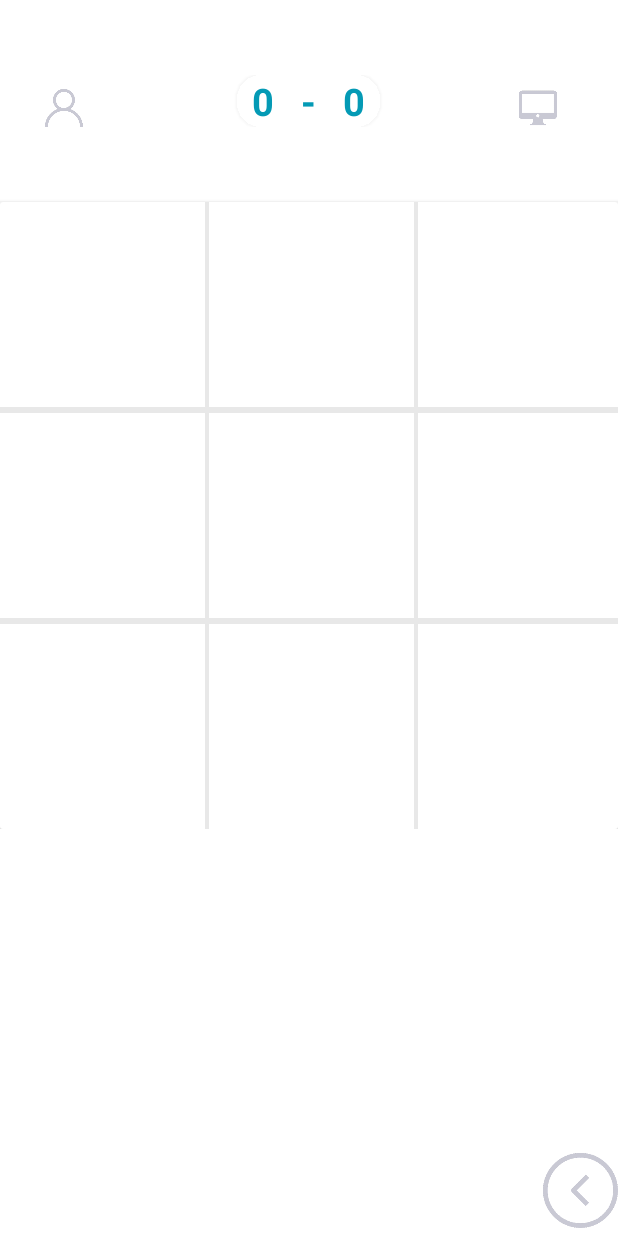
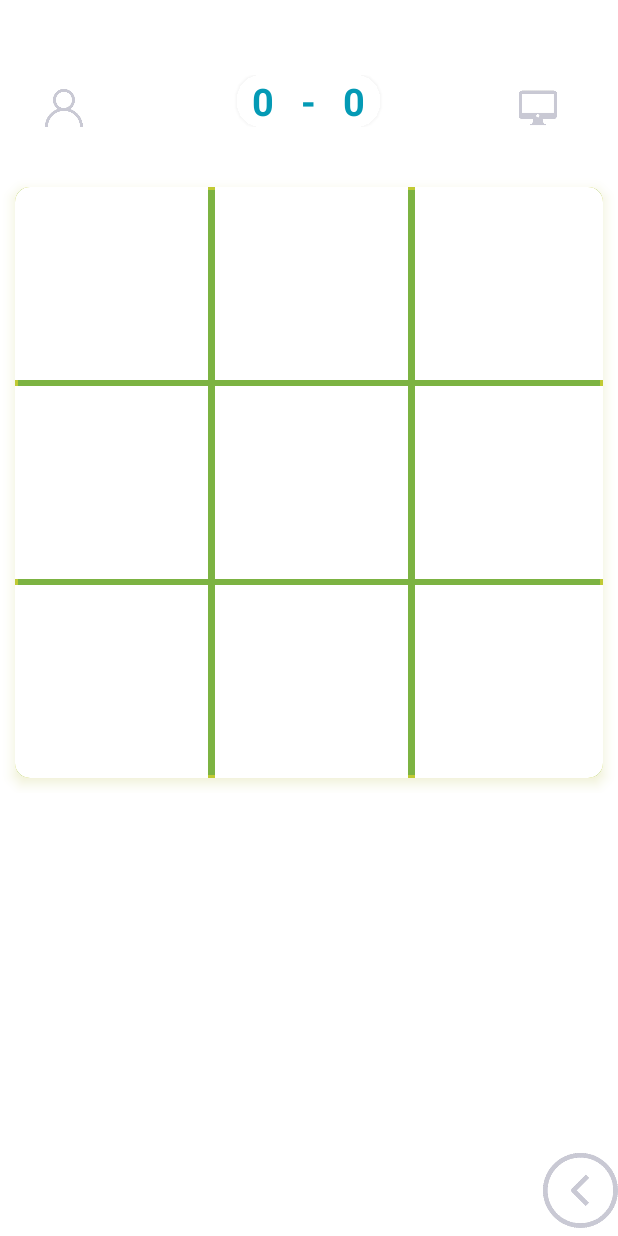
Before and after one commit to chflb/tictoctoe, an Android app: the MainActivity screen opened directly, with no data from a screen before it, on a phone screen of 412 x 824 dp. Run offline under Robolectric (Android 15) with nearby library versions, the phone set to English and light mode, and no system bars.

Commit message:
com.devsimplified.xo

```diff
--- a/app/build.gradle
+++ b/app/build.gradle
@@ -25,8 +25,8 @@ android {
         applicationId "com.devsimplified.xo"
         minSdk 21
         targetSdk 33
-        versionCode 4
-        versionName "3.1"
+        versionCode 1
+        versionName "1.1"
 
         testInstrumentationRunner "androidx.test.runner.AndroidJUnitRunner"
         signingConfig signingConfigs.debug
--- a/app/src/main/java/com/devsimplified/xo/GameAdapter.java
+++ b/app/src/main/java/com/devsimplified/xo/GameAdapter.java
@@ -4,7 +4,9 @@ import android.content.Context;
 import android.content.res.Configuration;
 import android.graphics.Canvas;
 import android.graphics.Color;
+import android.graphics.LinearGradient;
 import android.graphics.Paint;
+import android.graphics.Shader;
 import android.util.DisplayMetrics;
 import android.view.View;
 import android.view.ViewGroup;
@@ -78,12 +80,12 @@ public class GameAdapter extends BaseAdapter {
 
                 } else if (screenSize == Configuration.SCREENLAYOUT_SIZE_LARGE) {
                     // large screen size
-                    desiredSize = (int) (Math.min(screenWidth, screenHeight) / 3.4); // Adjust divisor for desired size
+                    desiredSize = (int) (Math.min(screenWidth, screenHeight) / 3); // Adjust divisor for desired size
                     imageView.setScaleX(0.5F);
                     imageView.setScaleY(0.5F);
                 } else {
                     // small or normal screen size
-                    desiredSize = (int) (Math.min(screenWidth, screenHeight) / 3.3); // Adjust divisor for desired size
+                    desiredSize = (int) (Math.min(screenWidth, screenHeight) / 3.46); // Adjust divisor for desired size
                     imageView.setScaleX(0.5F);
                     imageView.setScaleY(0.5F);
                 }
@@ -101,7 +103,7 @@ public class GameAdapter extends BaseAdapter {
                     imageView.setScaleY(0.5F);
                 } else {
                     // small or normal screen size
-                    desiredSize = (int) (Math.min(screenWidth, screenHeight) / 3.01); // Adjust divisor for desired size
+                    desiredSize = (int) (Math.min(screenWidth, screenHeight) / 3.2); // Adjust divisor for desired size
                     imageView.setScaleX(0.5F);
                     imageView.setScaleY(0.5F);
                 }
@@ -268,11 +270,10 @@ public class GameAdapter extends BaseAdapter {
         }
 
 
-
         private void drawWinningLine(Canvas canvas) {
             int cellWidth = getWidth();
             int cellHeight = getHeight();
-            int lineColor = getResources().getColor(android.R.color.holo_green_light);
+            int lineColor = getResources().getColor(R.color.line_color);
             int lineWidth = getResources().getDimensionPixelSize(R.dimen.winning_line_width);
 
             int[] winningLine = game.getWinningLine();
@@ -292,19 +293,19 @@ public class GameAdapter extends BaseAdapter {
                     // Horizontal line
                     startX = 0;
                     startY = cellHeight / 2;
-                    endX = cellWidth;
+                    endX = cellWidth+1;
                     endY = startY;
                 } else if (startColumn == endColumn) {
                     // Vertical line
                     startX = cellWidth / 2;
                     startY = 0;
                     endX = startX;
-                    endY = cellHeight;
+                    endY = cellHeight+1;
                 }  else if (startColumn > endColumn) {
                 // Diagonal line (left to right)
                 startX = 0;
-                startY = cellHeight;
-                endX = cellWidth;
+                startY = cellHeight+1;
+                endX = cellWidth+1;
                 endY = 0;
             } else {
                 // Diagonal line (right to left)
@@ -313,14 +314,22 @@ public class GameAdapter extends BaseAdapter {
                 endX = cellWidth;
                 endY = cellHeight;
             }
-                // Draw the winning line
+                // Define the gradient colors
+                int startColor = getResources().getColor(R.color.golden_start_color);
+                int endColor = getResources().getColor(R.color.golden_end_color);
+
+                // Create a linear gradient
+                Shader shader = new LinearGradient(startX, startY, endX, endY, startColor, endColor, Shader.TileMode.CLAMP);
+
+                // Create the paint object with gradient
                 Paint paint = new Paint();
-                paint.setColor(lineColor);
                 paint.setStrokeWidth(lineWidth);
+                paint.setShader(shader);
                 canvas.drawLine(startX, startY, endX, endY, paint);
             }
 
         }
 
+
     }
 }
--- a/app/src/main/res/drawable-v24/button_background.xml
+++ b/app/src/main/res/drawable-v24/button_background.xml
@@ -1,8 +1,8 @@
 <?xml version="1.0" encoding="utf-8"?>
 <shape xmlns:android="http://schemas.android.com/apk/res/android">
-    <!--gradient
+    <gradient
         android:startColor="#08C9F8"
         android:endColor="#25BDD8"
-        android:angle="120" /-->
-    <!--corners android:radius="8dp" /-->
+        android:angle="120" />
+    <corners android:radius="8dp" />
 </shape>
--- a/app/src/main/res/drawable/cell_stroke.xml
+++ b/app/src/main/res/drawable/cell_stroke.xml
@@ -1,7 +1,5 @@
 <?xml version="1.0" encoding="utf-8"?>
 <shape xmlns:android="http://schemas.android.com/apk/res/android">
     <solid android:color="#fff" />
-    <!--stroke
-        android:width="2dp" android:color="#02AFF3" /--> <!-- Set the desired stroke color -->
-    <!--corners android:radius="4dp" / -->
+
 </shape>
--- a/app/src/main/res/drawable/grid_background.xml
+++ b/app/src/main/res/drawable/grid_background.xml
@@ -3,11 +3,11 @@
     <gradient
         android:type="linear"
         android:angle="45"
-        android:startColor="#D8DF05"
-        android:endColor="#EF6C00"
+        android:startColor="#7CB342"
+        android:endColor="#7CB342"
         />
     <stroke
-        android:color="#F6F6F3"
+        android:color="#C0CA33"
         android:width="2dp"
         />
     <corners android:radius="4dp"/>   <!-- Corner radius of the shape -->
--- a/app/src/main/res/layout-land/activity_main.xml
+++ b/app/src/main/res/layout-land/activity_main.xml
@@ -181,17 +181,20 @@
         android:orientation="vertical"
         android:layout_weight="2"
         >
+
         <androidx.cardview.widget.CardView
             xmlns:android="http://schemas.android.com/apk/res/android"
             xmlns:app="http://schemas.android.com/apk/res-auto"
             android:layout_width="wrap_content"
             android:layout_height="wrap_content"
             android:layout_gravity="center"
+            android:layout_centerInParent="true"
+            android:layout_margin="10dp"
+            android:outlineSpotShadowColor="#AFB42B"
+            app:cardCornerRadius="10dp"
             android:background="#fff"
-        app:cardCornerRadius="10dp"
             app:cardElevation="5dp"
-        android:id="@+id/card2"
-      >
+            android:layout_below="@+id/winner">
 
     <GridView
         android:id="@+id/gridview"
@@ -200,7 +203,7 @@
         android:numColumns="3"
         android:horizontalSpacing="6dp"
         android:verticalSpacing="4dp"
-        android:background="@color/gridview_background"
+        android:background="@drawable/grid_background"
 
         android:gravity="center"/>
     </androidx.cardview.widget.CardView>
--- a/app/src/main/res/layout-normal-hdpi/activity_main.xml
+++ b/app/src/main/res/layout-normal-hdpi/activity_main.xml
@@ -132,15 +132,19 @@ android:layout_below="@id/rl"
     android:id="@+id/L1"
 
       >
+
     <androidx.cardview.widget.CardView
-
         xmlns:android="http://schemas.android.com/apk/res/android"
         xmlns:app="http://schemas.android.com/apk/res-auto"
-        android:layout_marginTop="@dimen/card_margin_top"
         android:layout_width="wrap_content"
         android:layout_height="wrap_content"
+        android:layout_gravity="center"
         android:layout_centerInParent="true"
-
+        android:layout_margin="10dp"
+        android:outlineSpotShadowColor="#AFB42B"
+        app:cardCornerRadius="10dp"
+        android:background="#fff"
+        app:cardElevation="5dp"
         android:id="@+id/card2"
         android:layout_below="@+id/winner">
         <LinearLayout
@@ -152,10 +156,10 @@ android:layout_below="@id/rl"
         android:layout_width="wrap_content"
         android:layout_height="wrap_content"
         android:numColumns="3"
-        android:background="@color/gridview_background"
+        android:background="@drawable/grid_background"
 
         android:layout_gravity="center"
-        android:horizontalSpacing="6dp"
+        android:horizontalSpacing="8dp"
         android:verticalSpacing="4dp"
        />
         </LinearLayout>
--- a/app/src/main/res/layout-normal-land-hdpi/activity_main.xml
+++ b/app/src/main/res/layout-normal-land-hdpi/activity_main.xml
@@ -23,16 +23,11 @@
             android:layout_marginBottom="60dp"
             android:padding="5dp"
             android:id="@+id/rl"
-            android:scaleX=".9"
-            android:scaleY=".9"
             >
-
-
             <RelativeLayout
                 android:layout_width="wrap_content"
                 android:layout_alignBottom="@+id/cardscore"
                 android:layout_height="wrap_content"
-                android:layout_marginLeft="10dp"
                 android:layout_marginRight="10dp"
                 >
 
@@ -51,8 +46,6 @@
                     />
             </RelativeLayout>
 
-
-
             <androidx.cardview.widget.CardView
                 android:id="@+id/cardscore"
                 android:layout_width="wrap_content"
@@ -66,14 +59,14 @@
                 <RelativeLayout
                     android:layout_width="60dp"
                     android:layout_height="wrap_content"
-                    android:layout_marginLeft="10dp"
-                    android:layout_marginRight="10dp">
+                    android:layout_marginLeft="2dp"
+                    android:layout_marginRight="2dp">
 
                     <TextView
                         android:id="@+id/playerScoreTextView"
                         android:layout_width="wrap_content"
                         android:layout_height="wrap_content"
-                        android:layout_marginRight="5dp"
+                        android:layout_marginRight="3dp"
                         android:gravity="center_vertical"
                         android:text="0"
                         android:textColor="#049AB5"
@@ -85,7 +78,7 @@
                         android:layout_width="wrap_content"
                         android:layout_height="wrap_content"
                         android:layout_centerHorizontal="true"
-                        android:layout_marginRight="5dp"
+                        android:layout_marginRight="3dp"
                         android:gravity="center"
                         android:text="-"
                         android:textColor="#049AB5"
@@ -111,7 +104,7 @@
                 android:layout_alignParentRight="true"
                 android:layout_alignBottom="@+id/cardscore"
                 android:layout_height="wrap_content"
-                android:layout_marginLeft="39dp"
+                android:layout_marginLeft="59dp"
                 >
 
                 <ImageView
@@ -186,19 +179,22 @@
             android:layout_width="wrap_content"
             android:layout_height="wrap_content"
             android:layout_gravity="center"
+            android:layout_centerInParent="true"
+            android:layout_margin="10dp"
+            android:outlineSpotShadowColor="#AFB42B"
+            app:cardCornerRadius="10dp"
             android:background="#fff"
-            android:layout_marginLeft="5dp"
-            app:cardCornerRadius="10dp"
             app:cardElevation="5dp"
             android:id="@+id/card2"
-            >
+            android:layout_below="@+id/winner">
+
 
             <GridView
                 android:id="@+id/gridview"
                 android:layout_width="wrap_content"
                 android:layout_height="wrap_content"
                 android:numColumns="3"
-                android:background="@color/gridview_background"
+                android:background="@drawable/grid_background"
                 android:horizontalSpacing="6dp"
                 android:verticalSpacing="4dp"
                 android:gravity="center"/>
--- a/app/src/main/res/layout-normal-land-xhdpi/activity_main.xml
+++ b/app/src/main/res/layout-normal-land-xhdpi/activity_main.xml
@@ -14,13 +14,23 @@
         android:layout_weight="2"
         android:orientation="vertical"
         >
-
+        <androidx.cardview.widget.CardView
+            xmlns:android="http://schemas.android.com/apk/res/android"
+            xmlns:app="http://schemas.android.com/apk/res-auto"
+            android:layout_width="wrap_content"
+            android:layout_height="wrap_content"
+            android:elevation="40dp"
+            android:layout_marginTop="40dp"
+            android:layout_marginBottom="60dp"
+            app:cardCornerRadius="20dp"
+            android:outlineSpotShadowColor="@color/gridview_background"
+            android:outlineAmbientShadowColor="@color/gridview_background"
+            android:id="@+id/card2"
+            >
         <!-- score and assigned images corner-->
         <RelativeLayout
             android:layout_width="match_parent"
             android:layout_height="wrap_content"
-            android:layout_marginTop="70dp"
-            android:layout_marginBottom="60dp"
             android:id="@+id/rl"
             android:padding="20dp"
 
@@ -49,9 +59,6 @@
                     android:layout_toRightOf="@+id/userLogo"
                     />
             </RelativeLayout>
-
-
-
             <androidx.cardview.widget.CardView
                 android:id="@+id/cardscore"
                 android:layout_width="wrap_content"
@@ -104,7 +111,6 @@
                         android:textStyle="bold" />
                 </RelativeLayout>
             </androidx.cardview.widget.CardView>
-
             <RelativeLayout
                 android:layout_width="wrap_content"
                 android:layout_alignParentRight="true"
@@ -131,9 +137,10 @@
 
                     />
             </RelativeLayout>
+
         </RelativeLayout>
         <!-- score and assigned images corner-->
-
+        </androidx.cardview.widget.CardView>
         <RelativeLayout android:layout_width="wrap_content"
             android:layout_height="wrap_content"
             android:id="@+id/rl2"
@@ -184,24 +191,26 @@
             android:layout_width="wrap_content"
             android:layout_height="wrap_content"
             android:layout_gravity="center"
-            android:outlineSpotShadowColor="#07C9FA"
-            app:cardCornerRadius="20dp"
-            app:cardElevation="20dp"
-            android:id="@+id/card2"
-            >
+            android:layout_centerInParent="true"
+            android:layout_margin="10dp"
+            android:outlineSpotShadowColor="#AFB42B"
+            app:cardCornerRadius="10dp"
+            android:background="#fff"
+            app:cardElevation="5dp"
+            android:layout_below="@+id/winner">
+
 
             <GridView
                 android:id="@+id/gridview"
                 android:layout_width="wrap_content"
                 android:layout_height="wrap_content"
                 android:numColumns="3"
-                android:background="@color/gridview_background"
-                android:horizontalSpacing="4dp"
+                android:background="@drawable/grid_background"
+                android:horizontalSpacing="6dp"
                 android:verticalSpacing="4dp"
                 android:gravity="center"/>
+
         </androidx.cardview.widget.CardView>
-
-
     </LinearLayout>
 
 
--- a/app/src/main/res/layout-normal-land/activity_main.xml
+++ b/app/src/main/res/layout-normal-land/activity_main.xml
@@ -184,18 +184,22 @@
             android:layout_width="wrap_content"
             android:layout_height="wrap_content"
             android:layout_gravity="center"
+            android:layout_centerInParent="true"
+            android:layout_margin="10dp"
+            android:outlineSpotShadowColor="#AFB42B"
+            app:cardCornerRadius="10dp"
             android:background="#fff"
-            app:cardCornerRadius="10dp"
             app:cardElevation="5dp"
             android:id="@+id/card2"
-            >
+            android:layout_below="@+id/winner">
+
 
             <GridView
                 android:id="@+id/gridview"
                 android:layout_width="wrap_content"
                 android:layout_height="wrap_content"
                 android:numColumns="3"
-                android:background="@color/gridview_background"
+                android:background="@drawable/grid_background"
                 android:horizontalSpacing="6dp"
                 android:verticalSpacing="4dp"
                 android:gravity="center"/>
--- a/app/src/main/res/layout-normal/activity_main.xml
+++ b/app/src/main/res/layout-normal/activity_main.xml
@@ -133,17 +133,21 @@ android:layout_below="@id/rl"
 
       >
     <androidx.cardview.widget.CardView
-
         xmlns:android="http://schemas.android.com/apk/res/android"
         xmlns:app="http://schemas.android.com/apk/res-auto"
-        android:layout_marginTop="@dimen/card_margin_top"
         android:layout_width="wrap_content"
         android:layout_height="wrap_content"
+        android:layout_gravity="center"
         android:layout_centerInParent="true"
+        android:layout_margin="10dp"
+        android:outlineSpotShadowColor="#AFB42B"
+        app:cardCornerRadius="10dp"
+        android:background="#fff"
+        app:cardElevation="5dp"
+        android:id="@+id/card2"
+      >
 
-        android:id="@+id/card2"
-        android:layout_below="@+id/winner">
-        <LinearLayout
+    <LinearLayout
             android:layout_width="wrap_content"
             android:layout_height="wrap_content"
             android:gravity="center">
@@ -152,7 +156,7 @@ android:layout_below="@id/rl"
         android:layout_width="wrap_content"
         android:layout_height="wrap_content"
         android:numColumns="3"
-        android:background="@color/gridview_background"
+        android:background="@drawable/grid_background"
 
         android:layout_gravity="center"
         android:horizontalSpacing="6dp"
--- a/app/src/main/res/layout-small-land/activity_main.xml
+++ b/app/src/main/res/layout-small-land/activity_main.xml
@@ -21,7 +21,7 @@
         android:layout_height="wrap_content"
         android:layout_marginTop="100dp"
         android:layout_marginBottom="60dp"
-        android:padding="20dp"
+        android:padding="10dp"
         android:id="@+id/rl"
         >
 
@@ -30,8 +30,8 @@
         android:layout_width="wrap_content"
         android:layout_alignBottom="@+id/cardscore"
         android:layout_height="wrap_content"
-        android:layout_marginLeft="10dp"
-        android:layout_marginRight="10dp"
+        android:layout_marginLeft="5dp"
+        android:layout_marginRight="5dp"
         >
 
         <ImageView
@@ -151,11 +151,15 @@
             android:layout_width="wrap_content"
             android:layout_height="wrap_content"
             android:layout_gravity="center"
+            android:layout_centerInParent="true"
+            android:layout_margin="10dp"
+            android:outlineSpotShadowColor="#AFB42B"
+            app:cardCornerRadius="10dp"
             android:background="#fff"
-        android:outlineSpotShadowColor="#FF6F00"
-        app:cardCornerRadius="5dp"
             app:cardElevation="5dp"
             android:id="@+id/card2"
+            android:layout_below="@+id/winner">
+
         >
 
     <GridView
@@ -163,7 +167,7 @@
         android:layout_width="wrap_content"
         android:layout_height="wrap_content"
         android:numColumns="3"
-        android:background="@color/gridview_background"
+        android:background="@drawable/grid_background"
         android:horizontalSpacing="4dp"
         android:verticalSpacing="4dp"
         android:gravity="center"/>
--- a/app/src/main/res/layout-small/activity_main.xml
+++ b/app/src/main/res/layout-small/activity_main.xml
@@ -133,20 +133,21 @@ android:layout_below="@id/rl"
 
       >
     <androidx.cardview.widget.CardView
-
         xmlns:android="http://schemas.android.com/apk/res/android"
         xmlns:app="http://schemas.android.com/apk/res-auto"
-        android:layout_marginTop="@dimen/card_margin_top"
-        android:layout_marginBottom="@dimen/card_margin_bottom"
-
         android:layout_width="wrap_content"
         android:layout_height="wrap_content"
+        android:layout_gravity="center"
         android:layout_centerInParent="true"
-        app:cardCornerRadius="5dp"
+        android:layout_margin="10dp"
+        android:outlineSpotShadowColor="#AFB42B"
+        app:cardCornerRadius="10dp"
+        android:background="#fff"
         app:cardElevation="5dp"
         android:id="@+id/card2"
         android:layout_below="@+id/winner">
-        <LinearLayout
+
+    <LinearLayout
             android:layout_width="wrap_content"
             android:layout_height="wrap_content"
             android:gravity="center">
--- a/app/src/main/res/layout-xlarge-land/activity_main.xml
+++ b/app/src/main/res/layout-xlarge-land/activity_main.xml
@@ -149,7 +149,7 @@
 
         android:background="#fff"
         android:layout_marginBottom="10dp"
-android:outlineSpotShadowColor="#DCDCDC"
+android:outlineSpotShadowColor="#AFB42B"
         app:cardCornerRadius="10dp"
         app:cardElevation="50dp"
         android:id="@+id/card2"
@@ -162,9 +162,9 @@ android:outlineSpotShadowColor="#DCDCDC"
         android:layout_height="wrap_content"
         android:numColumns="3"
         android:layout_gravity="center"
-        android:background="@color/gridview_background"
-        android:horizontalSpacing="10dp"
-        android:verticalSpacing="4dp"
+        android:background="@drawable/grid_background"
+        android:horizontalSpacing="8dp"
+        android:verticalSpacing="6dp"
         android:gravity="center"/>
     </androidx.cardview.widget.CardView>
 
--- a/app/src/main/res/layout-xlarge/activity_main.xml
+++ b/app/src/main/res/layout-xlarge/activity_main.xml
@@ -166,9 +166,9 @@ android:layout_below="@id/rl"
         android:layout_marginRight="5dp"
         android:background="@drawable/grid_gradiant"
 
-        android:outlineSpotShadowColor="#F17C06"
+        android:outlineSpotShadowColor="#689F38"
         app:cardCornerRadius="10dp"
-        app:cardElevation="50dp"
+        app:cardElevation="10dp"
         android:id="@+id/card2"
         android:layout_below="@+id/winner">
 
@@ -178,7 +178,7 @@ android:layout_below="@id/rl"
         android:layout_height="wrap_content"
         android:numColumns="3"
 
-        android:background="@color/gridview_background"
+        android:background="@drawable/grid_background"
         android:horizontalSpacing="8dp"
         android:verticalSpacing="6dp"
         android:gravity="center"/>
--- a/app/src/main/res/values/colors.xml
+++ b/app/src/main/res/values/colors.xml
@@ -7,7 +7,9 @@
     <color name="teal_700">#FF018786</color>
     <color name="black">#FF000000</color>
     <color name="white">#FFFFFFFF</color>
-    <color name="line_color">#FF0000</color>
-    <color name="gridview_background">#E8E8E8</color> <!-- Set the desired line color -->
-    <!--color name="gridview_background">#02AFF3</color-->
+    <color name="line_color">#EF6C00</color>
+    <!--color name="gridview_background">#E8E8E8</color--> <!-- Set the desired line color -->
+    <color name="gridview_background">#EF6C00</color>
+    <color name="golden_start_color">#FFD700</color>
+    <color name="golden_end_color">#FFB300</color>
 </resources>
--- a/app/src/main/res/values/dimens.xml
+++ b/app/src/main/res/values/dimens.xml
@@ -5,6 +5,6 @@
     <dimen name="card_radious">30dp</dimen>
     <dimen name="card_margin_top">20dp</dimen>
     <dimen name="card_margin_bottom">20dp</dimen>
-    <dimen name="winning_line_width">7dp</dimen>
+    <dimen name="winning_line_width">9dp</dimen>
 
 </resources>
--- a/app/src/main/res/values/styles.xml
+++ b/app/src/main/res/values/styles.xml
@@ -5,4 +5,6 @@
     <item name="android:height">70dp</item>
 
     </style>
+
+
 </resources>
```
Lines whose indentation alone changed are shown as unchanged.
